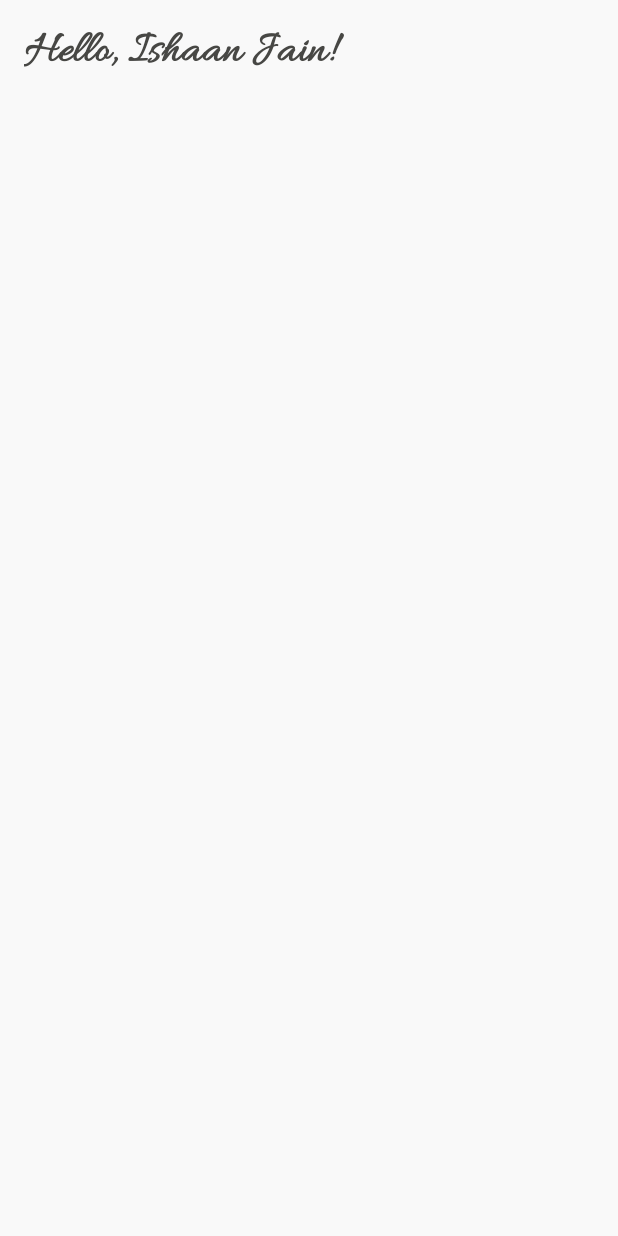
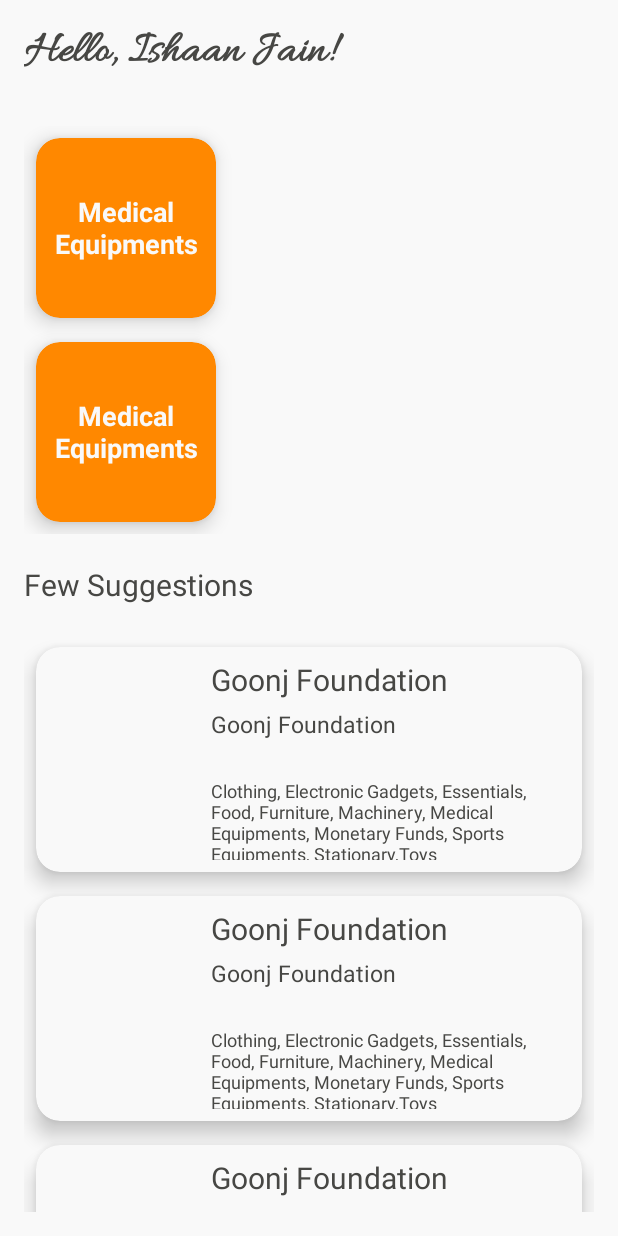
Before and after one commit to Jagannath7/Neki, an Android app: the layout fragment_donate.xml on its own in the app's theme, with its tools: preview values and no code run, on a phone screen of 412 x 824 dp. Run offline under Robolectric (Android 15) with nearby library versions, the light colour scheme and no system bars.

Commit message:
mobile app: donate fragment - ui done

```diff
--- a/mobile-app/app/src/main/java/com/systemtron/neki/fragments/DonateFragment.kt
+++ b/mobile-app/app/src/main/java/com/systemtron/neki/fragments/DonateFragment.kt
@@ -32,6 +32,20 @@
     }
 
     private var name: String = ""
+
+    val arrayOfCategory = arrayListOf(
+        "Clothing",
+        "Electronic Gadgets",
+        "Essentials",
+        "Food",
+        "Furniture",
+        "Machinery",
+        "Medical Equipments",
+        "Monetary Funds",
+        "Sports Equipments",
+        "Stationary",
+        "Toys"
+    )
 
     @SuppressLint("SetTextI18n")
     override fun onCreateView(
--- /dev/null
+++ b/mobile-app/app/src/main/res/layout/cv_donate_category.xml
@@ -0,0 +1,27 @@
+<?xml version="1.0" encoding="utf-8"?>
+<com.google.android.material.card.MaterialCardView xmlns:android="http://schemas.android.com/apk/res/android"
+    xmlns:app="http://schemas.android.com/apk/res-auto"
+    xmlns:tools="http://schemas.android.com/tools"
+    android:layout_width="120dp"
+    android:layout_height="120dp"
+    android:layout_margin="8dp"
+    app:cardBackgroundColor="@android:color/holo_orange_dark"
+    app:cardCornerRadius="16dp"
+    app:cardElevation="8dp">
+
+    <FrameLayout
+        android:layout_width="match_parent"
+        android:layout_height="match_parent">
+
+        <TextView
+            android:layout_width="match_parent"
+            android:layout_height="wrap_content"
+            android:layout_gravity="center"
+            android:gravity="center"
+            android:textColor="@color/colorBackground"
+            android:textSize="18sp"
+            android:textStyle="bold"
+            tools:text="Medical Equipments" />
+    </FrameLayout>
+
+</com.google.android.material.card.MaterialCardView>
--- /dev/null
+++ b/mobile-app/app/src/main/res/layout/cv_ngos.xml
@@ -0,0 +1,69 @@
+<?xml version="1.0" encoding="utf-8"?>
+<com.google.android.material.card.MaterialCardView xmlns:android="http://schemas.android.com/apk/res/android"
+    xmlns:app="http://schemas.android.com/apk/res-auto"
+    xmlns:tools="http://schemas.android.com/tools"
+    android:layout_width="match_parent"
+    android:layout_height="150dp"
+    android:layout_margin="8dp"
+    app:cardBackgroundColor="@color/colorBackground"
+    app:cardCornerRadius="16dp"
+    app:cardElevation="8dp">
+
+    <LinearLayout
+        android:layout_width="match_parent"
+        android:layout_height="match_parent"
+        android:weightSum="1">
+
+        <ImageView
+            android:id="@+id/ivNGOIcon"
+            android:layout_width="0dp"
+            android:layout_height="match_parent"
+            android:layout_weight="0.3"
+            android:contentDescription="@string/ngo_icon" />
+
+        <RelativeLayout
+            android:layout_width="0dp"
+            android:layout_height="match_parent"
+            android:layout_weight="0.7"
+            android:padding="8dp">
+
+            <TextView
+                android:id="@+id/tvNGOName"
+                android:layout_width="match_parent"
+                android:layout_height="wrap_content"
+                android:layout_alignParentStart="true"
+                android:layout_alignParentTop="true"
+                android:layout_alignParentEnd="true"
+                android:textColor="@color/colorText"
+                android:textSize="20sp"
+                tools:text="Goonj Foundation" />
+
+            <TextView
+                android:id="@+id/tvNGOTagline"
+                android:layout_width="match_parent"
+                android:layout_height="wrap_content"
+                android:layout_below="@id/tvNGOName"
+                android:layout_alignParentStart="true"
+                android:layout_alignParentEnd="true"
+                android:layout_marginTop="5dp"
+                android:textColor="@color/colorText"
+                android:textSize="15sp"
+                tools:text="Goonj Foundation" />
+
+            <TextView
+                android:id="@+id/tvNGOCategory"
+                android:layout_width="match_parent"
+                android:layout_height="wrap_content"
+                android:layout_below="@id/tvNGOTagline"
+                android:layout_alignParentStart="true"
+                android:layout_alignParentEnd="true"
+                android:layout_marginTop="25dp"
+                android:textColor="@color/colorText"
+                android:textSize="12sp"
+                tools:text="Clothing, Electronic Gadgets, Essentials, Food, Furniture, Machinery, Medical Equipments, Monetary Funds, Sports Equipments, Stationary,Toys" />
+
+        </RelativeLayout>
+
+    </LinearLayout>
+
+</com.google.android.material.card.MaterialCardView>
--- a/mobile-app/app/src/main/res/layout/fragment_donate.xml
+++ b/mobile-app/app/src/main/res/layout/fragment_donate.xml
@@ -1,5 +1,6 @@
 <?xml version="1.0" encoding="utf-8"?>
 <RelativeLayout xmlns:android="http://schemas.android.com/apk/res/android"
+    xmlns:app="http://schemas.android.com/apk/res-auto"
     xmlns:tools="http://schemas.android.com/tools"
     android:layout_width="match_parent"
     android:layout_height="match_parent"
@@ -20,5 +21,40 @@
         android:textStyle="bold"
         tools:text="Hello, Ishaan Jain!" />
 
+    <androidx.recyclerview.widget.RecyclerView
+        android:id="@+id/rvCategories"
+        android:layout_width="match_parent"
+        android:layout_height="wrap_content"
+        android:layout_below="@id/tvWelcomeOrHello"
+        android:layout_alignParentStart="true"
+        android:layout_alignParentEnd="true"
+        android:layout_marginTop="30dp"
+        tools:itemCount="2"
+        tools:listitem="@layout/cv_donate_category" />
+
+    <TextView
+        android:id="@+id/tvFewSuggestions"
+        android:layout_width="match_parent"
+        android:layout_height="wrap_content"
+        android:layout_below="@id/rvCategories"
+        android:layout_alignParentStart="true"
+        android:layout_alignParentEnd="true"
+        android:layout_marginTop="20dp"
+        android:text="@string/few_suggestions"
+        android:textColor="@color/colorText"
+        android:textSize="20sp" />
+
+    <androidx.recyclerview.widget.RecyclerView
+        android:id="@+id/rvSuggestions"
+        android:layout_width="match_parent"
+        android:layout_height="wrap_content"
+        android:layout_below="@id/tvFewSuggestions"
+        android:layout_alignParentStart="true"
+        android:layout_alignParentEnd="true"
+        android:layout_alignParentBottom="true"
+        android:layout_marginTop="20dp"
+        tools:itemCount="10"
+        tools:listitem="@layout/cv_ngos" />
+
 
 </RelativeLayout>
--- a/mobile-app/app/src/main/res/values/strings.xml
+++ b/mobile-app/app/src/main/res/values/strings.xml
@@ -19,6 +19,7 @@
     <string name="search">Search</string>
     <string name="donate">Donate</string>
     <string name="profile">Profile</string>
-    <!-- TODO: Remove or change this placeholder text -->
-    <string name="hello_blank_fragment">Hello blank fragment</string>
+    <string name="various_categories">Various Categories</string>
+    <string name="few_suggestions">Few Suggestions</string>
+    <string name="ngo_icon">NGO Icon</string>
 </resources>
```
